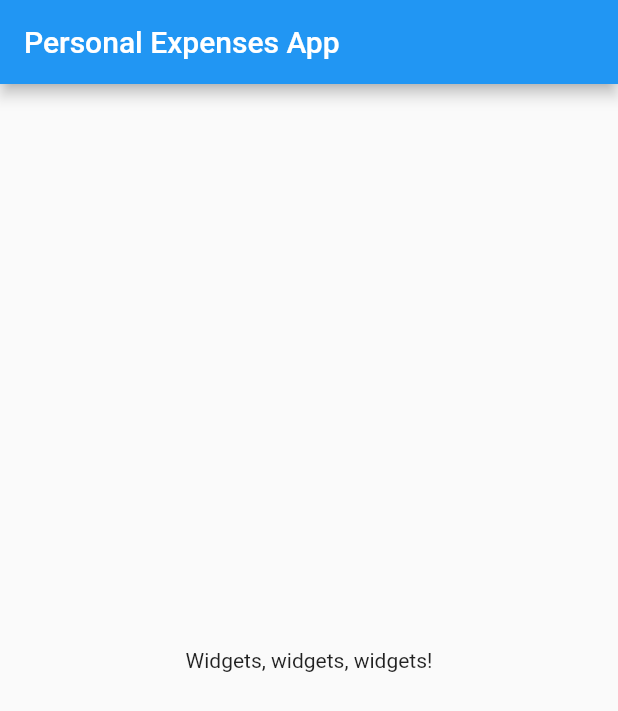
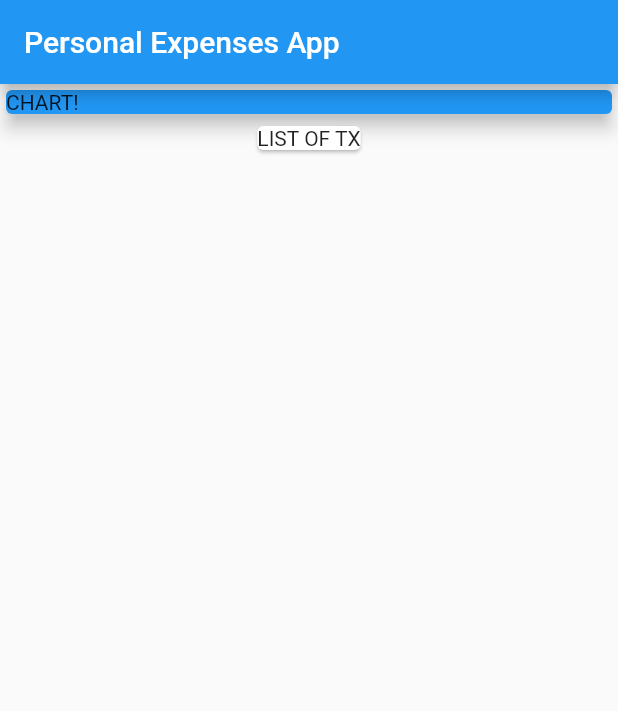
Before and after one commit to pfgrebelo/Flutter_PersonalExpensesApp, a Flutter app: the screen it shows after launch, on a phone screen of 412 x 824 dp. Shown: the top 711 px of the screen. Run offline on Flutter 3.47's test engine with Material 2 defaults, Android fonts, the phone set to English and light mode, and no system bars.

Commit message:
added a column with 2 cards

```diff
--- a/lib/main.dart
+++ b/lib/main.dart
@@ -20,12 +20,23 @@ class MyHomePage extends StatelessWidget {
   @override
   Widget build(BuildContext context) {
     return Scaffold(
-      appBar: AppBar(
-        title: Text('Personal Expenses App'),
-      ),
-      body: Center(
-        child: Text('Widgets, widgets, widgets!'),
-      ),
-    );
+        appBar: AppBar(
+          title: Text('Personal Expenses App'),
+        ),
+        body: Column(
+          children: [
+            Container(
+              width: double.infinity,
+              child: Card(
+                color: Colors.blue,
+                child: Text('CHART!'),
+                elevation: 5,
+              ),
+            ),
+            Card(
+              child: Text('LIST OF TX'),
+            ),
+          ],
+        ));
   }
 }
```
